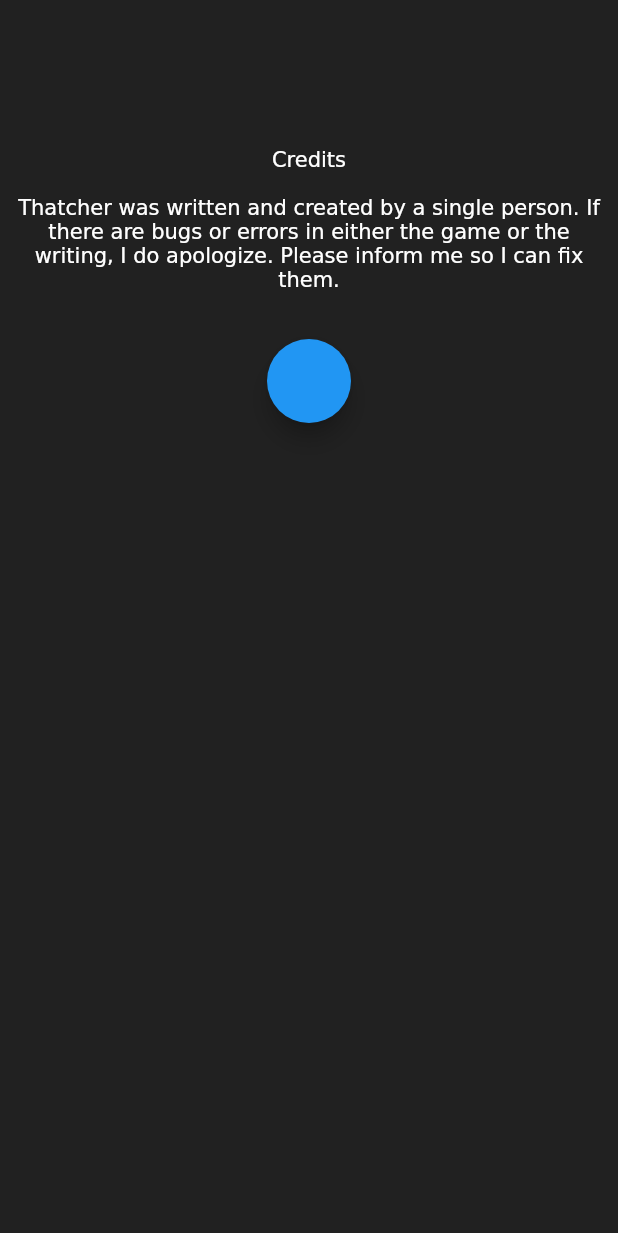
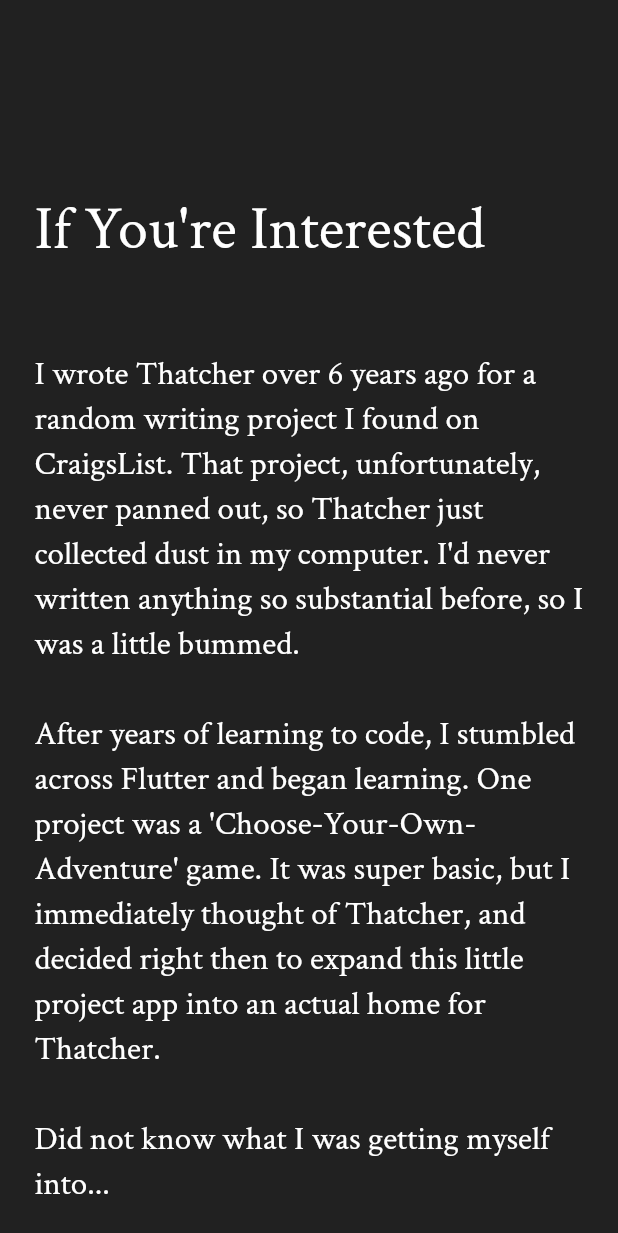
Before and after one commit to javineya/thatcher, a Flutter app: the InfoRoute screen opened by its route, on a phone screen of 412 x 824 dp. Shown: the top 1233 px of the screen. Run offline on Flutter 3.47's test engine with Material 2 defaults, Android fonts, the phone set to English and light mode, and no system bars; our stand-ins replace font_awesome_flutter, hive, hive_flutter; accounts and stored records are empty.

Commit message:
fixing bugs

```diff
--- a/lib/config/config.dart
+++ b/lib/config/config.dart
@@ -1,6 +1,6 @@
 library config.globals;
 
-import 'app_brain.dart';
+import 'hive_brain.dart';
 
 MyTheme currentTheme = MyTheme();
 UserHand userHand = UserHand();
--- a/lib/config/app_brain.dart
+++ b/lib/config/hive_brain.dart
@@ -4,6 +4,9 @@ import 'package:hive_flutter/adapters.dart';
 
 Box _prefsBox = Hive.box("preferences");
 Box _userSave = Hive.box("userSave");
+
+// TODO fix the recap, since you broke it...
+// TODO fix the full reset button, since you broke it, too...
 
 class MyTheme with ChangeNotifier {
   void setTheme(bool isDark) {
@@ -54,4 +57,14 @@ class UserSave {
     List<String> situations = _userSave.get("situations") ?? [];
     return situations.toSet();
   }
+
+  void resetAll() {
+    print('resetAll fired!');
+    _userSave.put("situations", []);
+    print('Situations: ${_userSave.get("situations")}');
+    _userSave.put("recap", [0]);
+    print('Recap: ${_userSave.get("recap")}');
+    _userSave.put("library", [0]);
+    print('Library: ${_userSave.get("library")}');
+  }
 }
--- a/lib/main.dart
+++ b/lib/main.dart
@@ -6,9 +6,6 @@ import 'package:hive_flutter/adapters.dart';
 import './config/story_brain.dart';
 import 'constants/constants.dart';
 import './config/config.dart';
-
-// TODO: add choice-tracking feature
-// TODO: tackle the story data, finally
 
 StoryBrain storyBrain = StoryBrain();
 
--- a/lib/routes/info_route.dart
+++ b/lib/routes/info_route.dart
@@ -1,7 +1,5 @@
 import 'package:flutter/material.dart';
 import '../constants/constants.dart';
-
-// TODO: decide if this is necessary / what to put here
 
 class InfoRoute extends StatelessWidget {
   const InfoRoute({Key? key}) : super(key: key);
@@ -19,20 +17,53 @@ class InfoRoute extends StatelessWidget {
               mainAxisAlignment: MainAxisAlignment.spaceBetween,
               children: [
                 SizedBox(height: 90.0),
-                RichText(
-                  textAlign: TextAlign.center,
-                  text: TextSpan(
-                    text: 'Credits\n\n',
-                    children: <TextSpan>[
-                      TextSpan(
-                        text:
-                            'Thatcher was written and created by a single person'
-                            '. If there are bugs or errors in either the game or '
-                            'the writing, I do apologize. Please inform me so I '
-                            'can fix them.\n\n',
-                      )
-                    ],
-                  ),
+                SafeArea(
+                  child: SingleChildScrollView(
+                      child: Padding(
+                    padding:
+                        EdgeInsets.symmetric(vertical: 25.0, horizontal: 15.0),
+                    child: RichText(
+                      text: TextSpan(
+                        text: 'If You\'re Interested\n\n',
+                        style: kTextTitle,
+                        children: <TextSpan>[
+                          TextSpan(
+                              style: kTextBody,
+                              text: 'I wrote Thatcher '
+                                  'over 6 years ago for a random writing project I '
+                                  'found on CraigsList. That project, unfortunately, '
+                                  'never panned out, so Thatcher just collected dust '
+                                  'in my computer. I\'d never written anything so '
+                                  'substantial before, so I was a little bummed.'
+                                  '\n\n'
+                                  'After years of learning to code, I stumbled '
+                                  'across Flutter and began learning. One project '
+                                  'was a \'Choose-Your-Own-Adventure\' game. It was '
+                                  'super basic, but I immediately thought of '
+                                  'Thatcher, and decided right then to expand this '
+                                  'little project app into an actual home for '
+                                  'Thatcher.'
+                                  '\n\n'
+                                  'Did not know what I was getting myself into...'
+                                  '\n\n'
+                                  'Coding is somewhat dangerous for a perfectionist, '
+                                  'I think. I was never content with \'good enough\'.'
+                                  ' I knew what I wanted the game to look like, and '
+                                  'how I wanted to avoid all the pitfalls I had seen '
+                                  'in other CYOA games. I played all the major ones '
+                                  'when I was first writing Thatcher, to see how they'
+                                  ' worked. Most of them were not worth a second '
+                                  'play, because they were written like a chain: You '
+                                  'made choices, but usually ended up in the exact '
+                                  'same place in the story. I wrote Thatcher to look '
+                                  'more like the roots of a tree, where you would '
+                                  'need to play several times to get a full picture. '
+                                  'And, ideally, you would want to play.'
+                                  '')
+                        ],
+                      ),
+                    ),
+                  )),
                 ),
                 FloatingActionButton(onPressed: () {
                   Navigator.pushNamed(context, '/');
--- a/lib/routes/recap_route.dart
+++ b/lib/routes/recap_route.dart
@@ -12,9 +12,6 @@ class RecapRoute extends StatelessWidget {
     return Scaffold(
       body: Container(
         padding: EdgeInsets.symmetric(vertical: 25.0, horizontal: 15.0),
-        constraints: BoxConstraints.expand(),
-        child: SafeArea(
-          child: SingleChildScrollView(
         child: Column(
           mainAxisAlignment: MainAxisAlignment.spaceBetween,
           crossAxisAlignment: CrossAxisAlignment.stretch,
@@ -43,8 +40,6 @@ class RecapRoute extends StatelessWidget {
           ],
         ),
       ),
-        ),
-      ),
     );
   }
 }
--- a/lib/routes/settings_route.dart
+++ b/lib/routes/settings_route.dart
@@ -13,7 +13,6 @@ class SettingsRoute extends StatefulWidget {
 }
 
 class _SettingsRouteState extends State<SettingsRoute> {
-  // TODO: refactor to use global variables instead of local
   StoryBrain storyBrain = StoryBrain();
   bool _rightHandedUser = true;
   bool _darkMode = true;
```
Also changed, not shown: lib/config/story_brain.dart (+8 -17 lines), lib/routes/story_route.dart (+15 -5 lines). Lines whose indentation alone changed are shown as unchanged.
